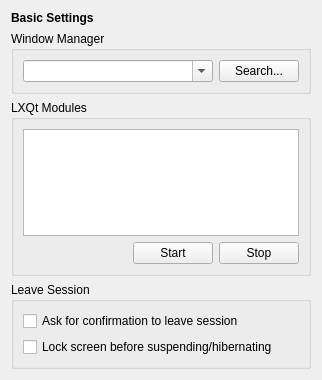
The window that lxqt-config-session/basicsettings.ui (lxqt/lxqt-session) describes before a commit, drawn with Qt 5.
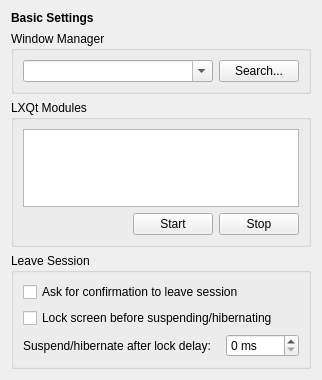
The same window after the commit.

Commit message: config-session: Add UI for power_actions_after_lock_delay

What changed in the file:
```diff
--- a/lxqt-config-session/basicsettings.ui
+++ b/lxqt-config-session/basicsettings.ui
@@ -110,21 +110,50 @@
      <property name="title">
       <string>Leave Session</string>
      </property>
-     <layout class="QVBoxLayout" name="verticalLayout">
-      <item>
+     <layout class="QGridLayout" name="gridLayout_4">
+      <item row="0" column="0" colspan="2">
        <widget class="QCheckBox" name="leaveConfirmationCheckBox">
         <property name="text">
          <string>Ask for confirmation to leave session</string>
         </property>
        </widget>
       </item>
-      <item>
+      <item row="1" column="0" colspan="2">
        <widget class="QCheckBox" name="lockBeforePowerActionsCheckBox">
         <property name="text">
          <string>Lock screen before suspending/hibernating</string>
         </property>
        </widget>
       </item>
+      <item row="2" column="0">
+       <widget class="QLabel" name="powerDelayLabel">
+        <property name="text">
+         <string>Suspend/hibernate after lock delay:</string>
+        </property>
+       </widget>
+      </item>
+      <item row="2" column="1">
+       <widget class="QSpinBox" name="powerAfterLockDelaySpinBox">
+        <property name="sizePolicy">
+         <sizepolicy hsizetype="Maximum" vsizetype="Fixed">
+          <horstretch>0</horstretch>
+          <verstretch>0</verstretch>
+         </sizepolicy>
+        </property>
+        <property name="suffix">
+         <string> ms</string>
+        </property>
+        <property name="prefix">
+         <string/>
+        </property>
+        <property name="maximum">
+         <number>4500</number>
+        </property>
+        <property name="singleStep">
+         <number>250</number>
+        </property>
+       </widget>
+      </item>
      </layout>
     </widget>
    </item>
```
Left out of the diff: 15 changed lines with no effect on the pictures. The commit also changes 1 other file.
